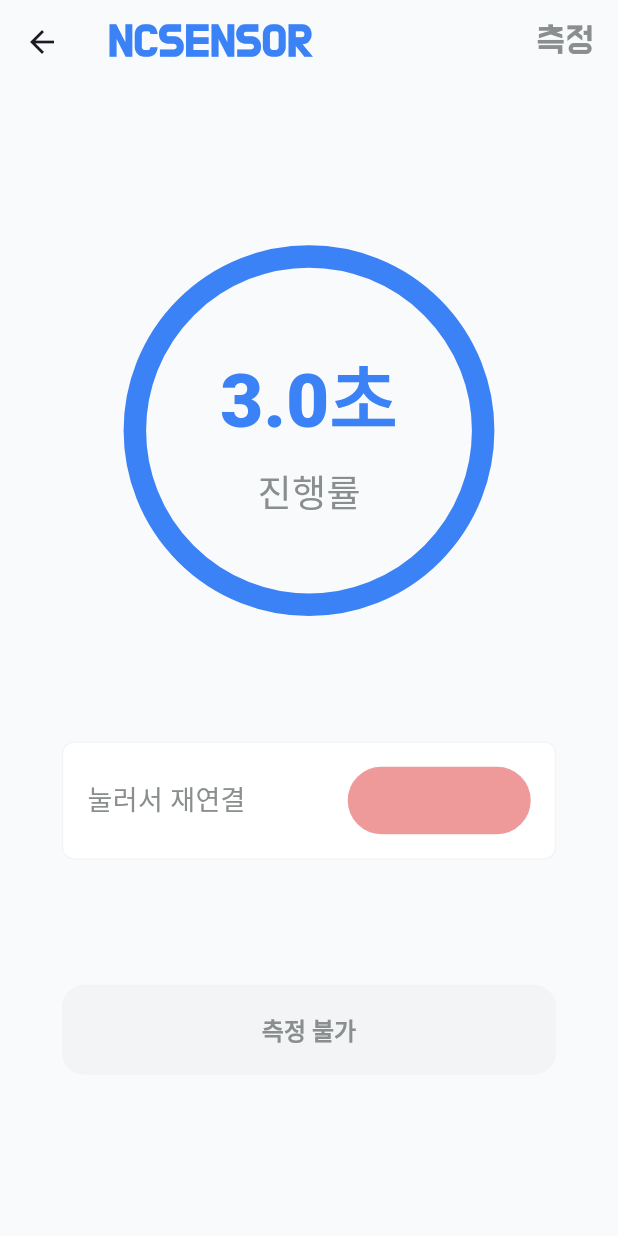
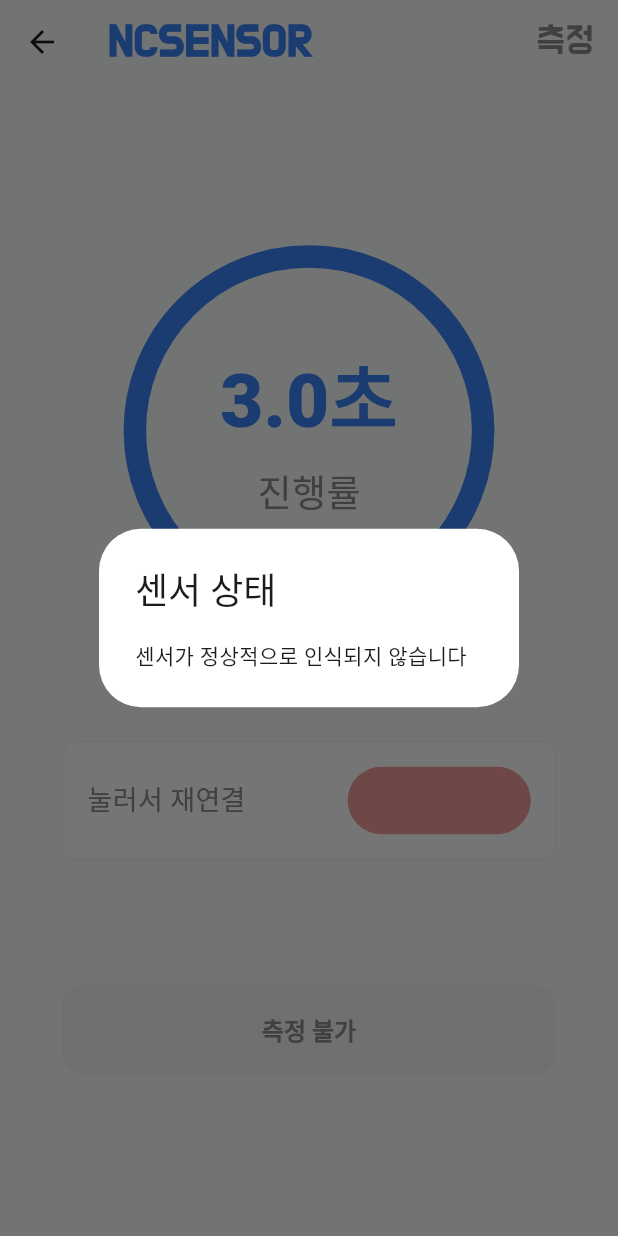
Before and after one commit to mark77234/NCSENSOR, a Flutter app: the MeasureScreen screen opened directly with empty values, on a phone screen of 412 x 824 dp. Run offline on Flutter 3.47's test engine with Material 3 defaults, Android fonts, the light colour scheme and no system bars; drawn by our look-alikes of percent_indicator; our stand-ins replace dio, flutter_secure_storage, flutter_svg, image_picker, shared_preferences; missing offline and left inert: usb_serial; accounts and stored records are empty; network calls fail; Roboto replaces fonts that are missing (Pretendard); statements that could not run were skipped; project files that could hold a hidden picture were left out.

Commit message:
feat: showErrorDialog추가

```diff
--- a/lib/screens/measure/measure_screen.dart
+++ b/lib/screens/measure/measure_screen.dart
@@ -123,14 +123,14 @@ class _MeasureScreenState extends State<MeasureScreen> {
     setState(() => this.port = port);
   }
 
-  // void _showErrorDialog() {
-  //   showDialog(
-  //       context: context,
-  //       builder: (context) => AlertDialog(
-  //             title: Text("데이터"),
-  //             content: Text("$_testSensors"),
-  //           ));
-  // }
+  void _showErrorDialog(String message) {
+    showDialog(
+        context: context,
+        builder: (context) => AlertDialog(
+              title: Text("센서 상태"),
+              content: Text(message),
+            ));
+  }
 
   @override
   void dispose() {
@@ -158,12 +158,12 @@ class _MeasureScreenState extends State<MeasureScreen> {
                 status: measureStatus,
                 setMeasureStatus: setMeasureStatus,
                 setPort: setPort,
+                showDialog: _showErrorDialog,
               ),
               ActionButton(
                 status: measureStatus,
                 onNavigateToResult: _navigateToResult,
                 onStartMeasurement: _startMeasurement,
-                // onDialog: _showErrorDialog,
               ),
             ],
           ),
--- a/lib/screens/measure/widgets/sensor_status_card.dart
+++ b/lib/screens/measure/widgets/sensor_status_card.dart
@@ -9,12 +9,15 @@ class SensorStatusCard extends StatefulWidget {
   final MeasureStatus status;
   final Function(MeasureStatus status) setMeasureStatus;
   final Function(UsbPort port) setPort;
+  final Function(String msg) showDialog;
 
-  const SensorStatusCard(
-      {super.key,
-      required this.status,
-      required this.setMeasureStatus,
-      required this.setPort});
+  const SensorStatusCard({
+    super.key,
+    required this.status,
+    required this.setMeasureStatus,
+    required this.setPort,
+    required this.showDialog,
+  });
 
   @override
   State<SensorStatusCard> createState() => _SensorStatusCardState();
@@ -33,24 +36,29 @@ class _SensorStatusCardState extends State<SensorStatusCard> {
     devices = await UsbSerial.listDevices();
     if (devices.isEmpty) {
       widget.setMeasureStatus(MeasureStatus.disconnected);
+      widget.showDialog("센서가 정상적으로 인식되지 않습니다");
       return;
     }
     UsbPort? port = await devices[0].create();
     if (port == null) {
+      widget.showDialog("센서가 정상적으로 인식되지 않습니다");
       return;
     }
 
     bool openResult = await port.open();
     if (!openResult) {
+      widget.showDialog("센서가 정상적으로 인식되지 않습니다");
       return;
     }
     widget.setPort(port);
     widget.setMeasureStatus(MeasureStatus.ready);
+    widget.showDialog("센서가 정상적으로 인식되었습니다");
   }
 
   @override
   Widget build(BuildContext context) {
-    String mention = MeasureStatus.disconnected == widget.status ? "눌러서 재연결" : "센서 상태";
+    String mention =
+        MeasureStatus.disconnected == widget.status ? "눌러서 재연결" : "센서 상태";
     return GestureDetector(
       onTap: () {
         readDevice();
```
